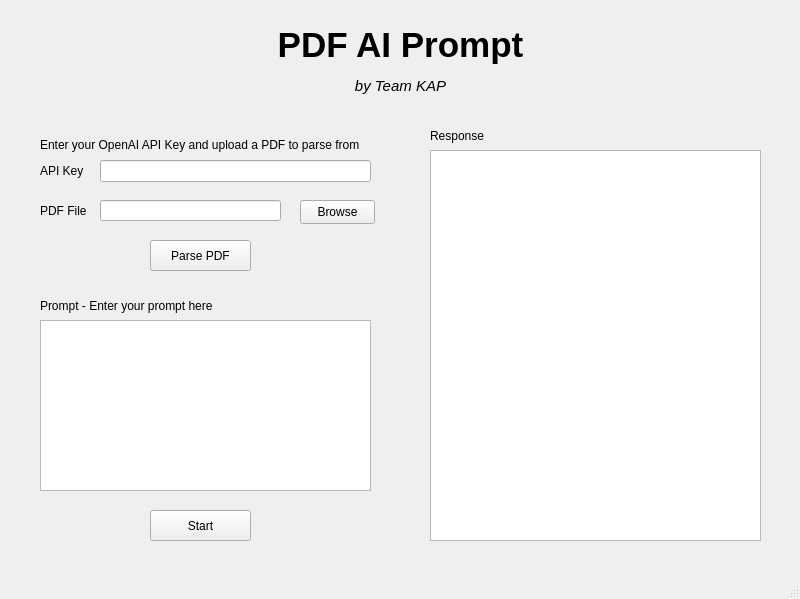
Above: Design.ui from knappkevin/RagGPT before the change. Below: the same form after it.
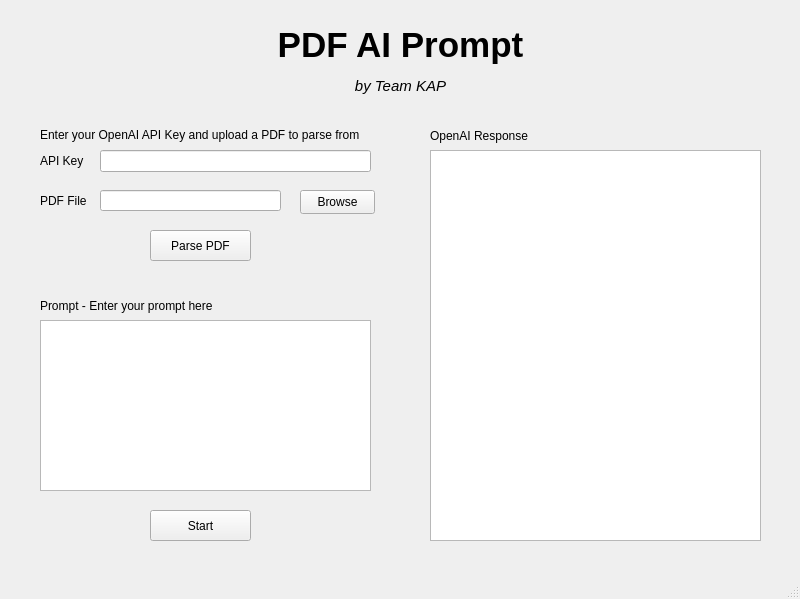
That is the form after the change.

Commit message: Resize to fit title

Patch:
```diff
--- a/Design.ui
+++ b/Design.ui
@@ -42,7 +42,7 @@
     <property name="geometry">
      <rect>
       <x>40</x>
-      <y>200</y>
+      <y>190</y>
       <width>71</width>
       <height>21</height>
      </rect>
@@ -55,7 +55,7 @@
     <property name="geometry">
      <rect>
       <x>100</x>
-      <y>200</y>
+      <y>190</y>
       <width>181</width>
       <height>21</height>
      </rect>
@@ -75,7 +75,7 @@
     <property name="geometry">
      <rect>
       <x>100</x>
-      <y>160</y>
+      <y>150</y>
       <width>271</width>
       <height>22</height>
      </rect>
@@ -91,7 +91,7 @@
     <property name="geometry">
      <rect>
       <x>300</x>
-      <y>200</y>
+      <y>190</y>
       <width>75</width>
       <height>24</height>
      </rect>
@@ -104,7 +104,7 @@
     <property name="geometry">
      <rect>
       <x>40</x>
-      <y>160</y>
+      <y>150</y>
       <width>71</width>
       <height>21</height>
      </rect>
@@ -129,9 +129,9 @@
    <widget class="QLabel" name="label">
     <property name="geometry">
      <rect>
-      <x>270</x>
+      <x>190</x>
       <y>20</y>
-      <width>261</width>
+      <width>421</width>
       <height>81</height>
      </rect>
     </property>
@@ -143,7 +143,7 @@
     <property name="geometry">
      <rect>
       <x>40</x>
-      <y>130</y>
+      <y>120</y>
       <width>331</width>
       <height>31</height>
      </rect>
@@ -159,7 +159,7 @@
     <property name="geometry">
      <rect>
       <x>150</x>
-      <y>240</y>
+      <y>230</y>
       <width>101</width>
       <height>31</height>
      </rect>
@@ -194,7 +194,7 @@
      </rect>
     </property>
     <property name="text">
-     <string>Response</string>
+     <string>OpenAI Response</string>
     </property>
    </widget>
   </widget>
```
